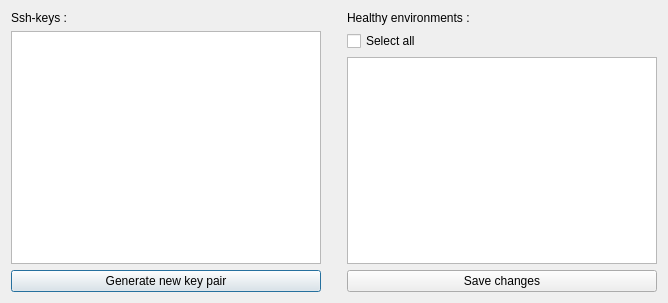
Above: hub/forms/DlgGenerateSshKey.ui from subutai-io/control-center before the change. Below: the same form after it.
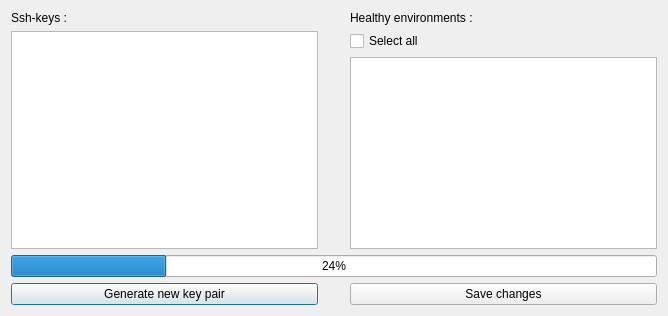
That is the form after the change. Icons and pictures are not drawn.

Diff of the .ui file:
```diff
--- a/hub/forms/DlgGenerateSshKey.ui
+++ b/hub/forms/DlgGenerateSshKey.ui
@@ -127,20 +127,27 @@
        </property>
       </spacer>
      </item>
-     <item row="3" column="0">
+     <item row="4" column="0">
       <widget class="QPushButton" name="btn_generate_new_key">
        <property name="text">
         <string>Generate new key pair</string>
        </property>
       </widget>
      </item>
-     <item row="3" column="2">
+     <item row="4" column="2">
       <widget class="QPushButton" name="btn_send_to_hub">
        <property name="text">
         <string>Save changes</string>
        </property>
       </widget>
      </item>
+     <item row="3" column="0" colspan="3">
+      <widget class="QProgressBar" name="pb_send_to_hub">
+       <property name="value">
+        <number>24</number>
+       </property>
+      </widget>
+     </item>
     </layout>
    </item>
   </layout>
```
